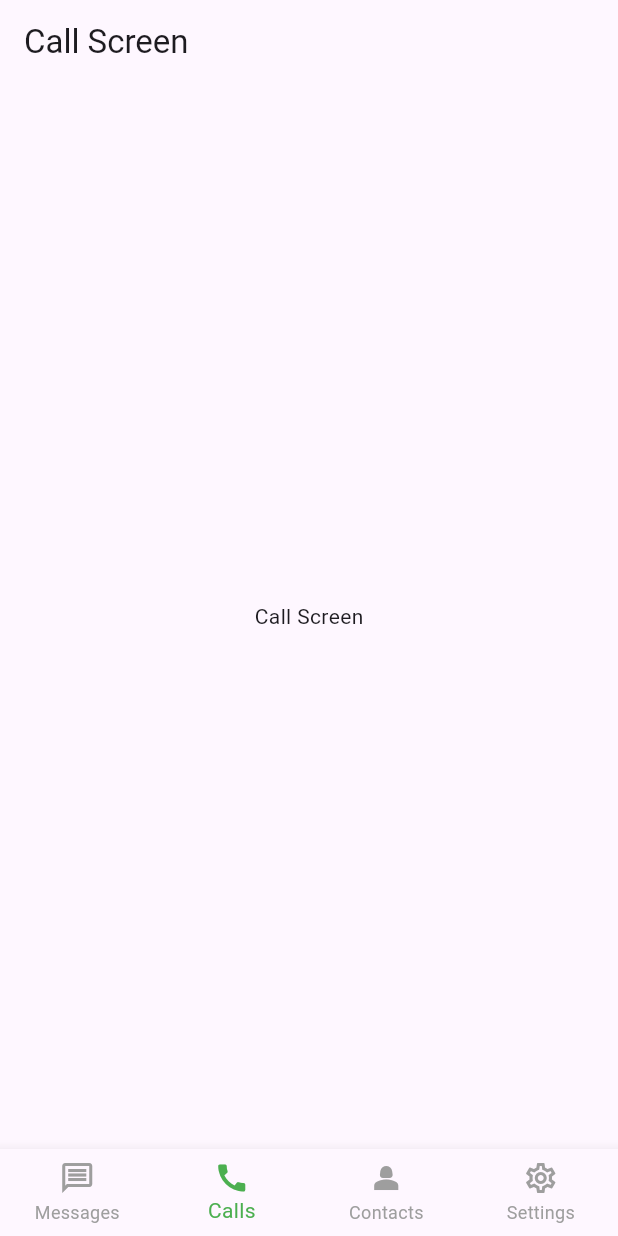
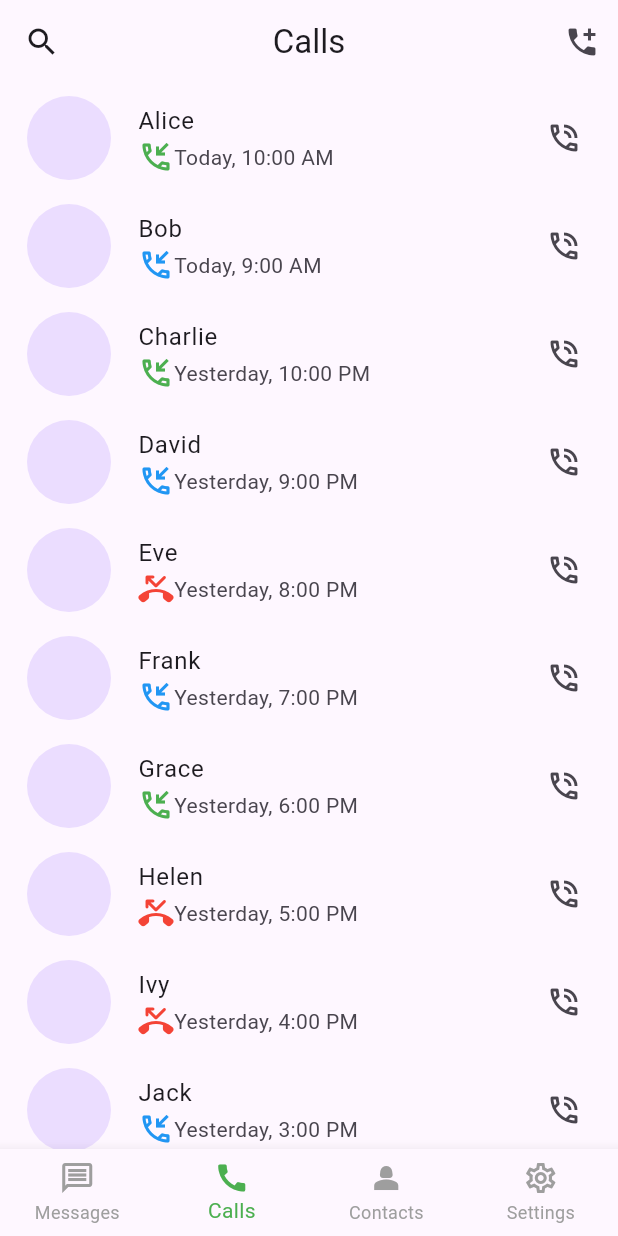
Before and after one commit to MgKyawLay/chat_app_mobile, a Flutter app: the screen it shows after launch, item 2 of the bottom bar chosen, on a phone screen of 412 x 824 dp. Run offline on Flutter 3.47's test engine with Material 3 defaults, Android fonts, the phone set to English and light mode, and no system bars; our stand-ins replace slide_to_act; network calls fail.

Commit message:
calls screen ui
build list of recent calls for calls screen ui with mock data

```diff
--- a/lib/screens/calls/call_screen.dart
+++ b/lib/screens/calls/call_screen.dart
@@ -1,17 +1,69 @@
 import 'package:flutter/material.dart';
 
 class CallScreen extends StatelessWidget {
-  const CallScreen({super.key});
+  final List<Map<String, String>> recentCalls = [
+    {"name": "Alice", "time": "Today, 10:00 AM", "callType": "incoming"},
+    {"name": "Bob", "time": "Today, 9:00 AM", "callType": "outgoing"},
+    {"name": "Charlie", "time": "Yesterday, 10:00 PM", "callType": "incoming"},
+    {"name": "David", "time": "Yesterday, 9:00 PM", "callType": "outgoing"},
+    {"name": "Eve", "time": "Yesterday, 8:00 PM", "callType": "missed"},
+    {"name": "Frank", "time": "Yesterday, 7:00 PM", "callType": "outgoing"},
+    {"name": "Grace", "time": "Yesterday, 6:00 PM", "callType": "incoming"},
+    {"name": "Helen", "time": "Yesterday, 5:00 PM", "callType": "missed"},
+    {"name": "Ivy", "time": "Yesterday, 4:00 PM", "callType": "missed"},
+    {"name": "Jack", "time": "Yesterday, 3:00 PM", "callType": "outgoing"},
+  ];
+
+  CallScreen({super.key});
 
   @override
   Widget build(BuildContext context) {
     return Scaffold(
-      appBar: AppBar(
-        title: Text('Call Screen'),
-      ),
-      body: const Center(
-        child: Text('Call Screen'),
-      ),
-    );
+        appBar: AppBar(
+          title: const Text('Calls'),
+          centerTitle: true,
+          leading: const Icon(Icons.search_outlined),
+          actions: [
+            IconButton(
+              icon: const Icon(Icons.add_call),
+              onPressed: () {},
+            ),
+          ],
+        ),
+        body: Column(
+          children: [
+            Expanded(
+                child: ListView.builder(
+                    itemCount: recentCalls.length,
+                    itemBuilder: (context, index) {
+                      return ListTile(
+                        leading: const CircleAvatar(
+                          radius: 30,
+                        ),
+                        title: Text(recentCalls[index]["name"]!),
+                        subtitle: Row(
+                          children: [
+                            Icon(
+                                recentCalls[index]["callType"] == "incoming"
+                                    ? Icons.phone_callback_outlined
+                                    : recentCalls[index]["callType"] ==
+                                            "outgoing"
+                                        ? Icons.phone_callback_outlined
+                                        : Icons.phone_missed_rounded,
+                                color:
+                                    recentCalls[index]["callType"] == "incoming"
+                                        ? Colors.green
+                                        : recentCalls[index]["callType"] ==
+                                                "outgoing"
+                                            ? Colors.blue
+                                            : Colors.red),
+                            Text(recentCalls[index]["time"]!),
+                          ],
+                        ),
+                        trailing:  const Icon(Icons.phone_in_talk_outlined),
+                      );
+                    })),
+          ],
+        ));
   }
 }
--- a/lib/screens/home/home_screen.dart
+++ b/lib/screens/home/home_screen.dart
@@ -28,7 +28,7 @@ class _HomeScreenState extends State<HomeScreen> {
         appBar: AppBar(
           scrolledUnderElevation: 0,
           leading: IconButton(onPressed: () {}, icon: const Icon(Icons.search)),
-          title: const Text('Home Screen'),
+          title: const Text('Home'),
           centerTitle: true,
           actions: const [
             CircleAvatar(
```
